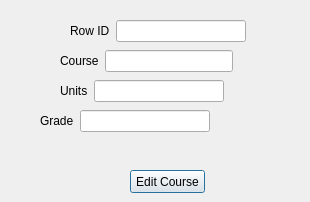
Above: editcourse.ui from BrianLan55/gpaCalculator before the change. Below: the same form after it.
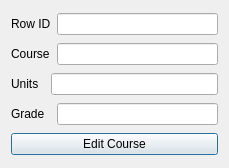
That is the form after the change.

The edit to the form file:
```diff
--- a/editcourse.ui
+++ b/editcourse.ui
@@ -6,114 +6,74 @@
    <rect>
     <x>0</x>
     <y>0</y>
-    <width>310</width>
-    <height>202</height>
+    <width>229</width>
+    <height>168</height>
    </rect>
   </property>
+  <property name="sizePolicy">
+   <sizepolicy hsizetype="Preferred" vsizetype="Preferred">
+    <horstretch>0</horstretch>
+    <verstretch>0</verstretch>
+   </sizepolicy>
+  </property>
   <property name="windowTitle">
    <string>Dialog</string>
   </property>
-  <widget class="QPushButton" name="pushButton_editCourse">
-   <property name="geometry">
-    <rect>
-     <x>130</x>
-     <y>170</y>
-     <width>75</width>
-     <height>23</height>
-    </rect>
-   </property>
-   <property name="text">
-    <string>Edit Course</string>
-   </property>
-  </widget>
-  <widget class="QWidget" name="">
-   <property name="geometry">
-    <rect>
-     <x>70</x>
-     <y>20</y>
-     <width>176</width>
-     <height>22</height>
-    </rect>
-   </property>
-   <layout class="QHBoxLayout" name="horizontalLayout">
-    <item>
+  <property name="styleSheet">
+   <string notr="true">QDialog
+{
+	background-color:qlineargradient(spread:pad, x1:1, y1:0.744227, x2:1, y2:0, stop:0 rgba(255, 122, 55, 255), stop:1 rgba(255, 255, 255, 255));
+};</string>
+  </property>
+  <layout class="QGridLayout" name="gridLayout">
+   <item row="0" column="0" colspan="2">
      <widget class="QLabel" name="label_rowID">
       <property name="text">
        <string>Row ID</string>
       </property>
      </widget>
     </item>
-    <item>
+   <item row="0" column="2">
      <widget class="QLineEdit" name="lineEdit_courseID"/>
     </item>
-   </layout>
-  </widget>
-  <widget class="QWidget" name="">
-   <property name="geometry">
-    <rect>
-     <x>60</x>
-     <y>50</y>
-     <width>173</width>
-     <height>22</height>
-    </rect>
-   </property>
-   <layout class="QHBoxLayout" name="horizontalLayout_2">
-    <item>
+   <item row="1" column="0" colspan="2">
      <widget class="QLabel" name="label_course">
       <property name="text">
        <string>Course</string>
       </property>
      </widget>
     </item>
-    <item>
+   <item row="1" column="2">
      <widget class="QLineEdit" name="lineEdit_courseName"/>
     </item>
-   </layout>
-  </widget>
-  <widget class="QWidget" name="">
-   <property name="geometry">
-    <rect>
-     <x>60</x>
-     <y>80</y>
-     <width>164</width>
-     <height>22</height>
-    </rect>
-   </property>
-   <layout class="QHBoxLayout" name="horizontalLayout_3">
-    <item>
+   <item row="2" column="0">
      <widget class="QLabel" name="label_units">
       <property name="text">
        <string>Units</string>
       </property>
      </widget>
     </item>
-    <item>
+   <item row="2" column="1" colspan="2">
      <widget class="QLineEdit" name="lineEdit_units"/>
     </item>
-   </layout>
-  </widget>
-  <widget class="QWidget" name="">
-   <property name="geometry">
-    <rect>
-     <x>40</x>
-     <y>110</y>
-     <width>170</width>
-     <height>22</height>
-    </rect>
-   </property>
-   <layout class="QHBoxLayout" name="horizontalLayout_4">
-    <item>
+   <item row="3" column="0">
      <widget class="QLabel" name="label_grade">
       <property name="text">
        <string>Grade</string>
       </property>
      </widget>
     </item>
-    <item>
+   <item row="3" column="2">
      <widget class="QLineEdit" name="lineEdit_grade"/>
     </item>
-   </layout>
-  </widget>
+   <item row="4" column="0" colspan="3">
+    <widget class="QPushButton" name="pushButton_editCourse">
+     <property name="text">
+      <string>Edit Course</string>
+     </property>
+    </widget>
+   </item>
+  </layout>
  </widget>
  <resources/>
  <connections/>
```
Lines whose indentation alone changed are shown as unchanged.
